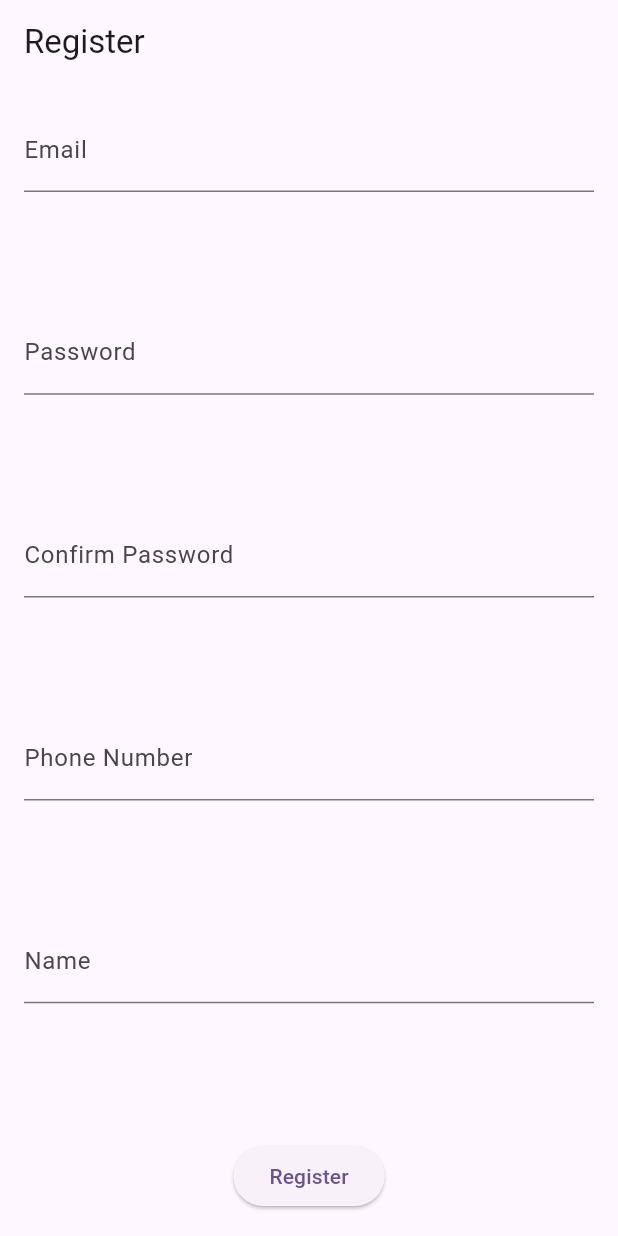
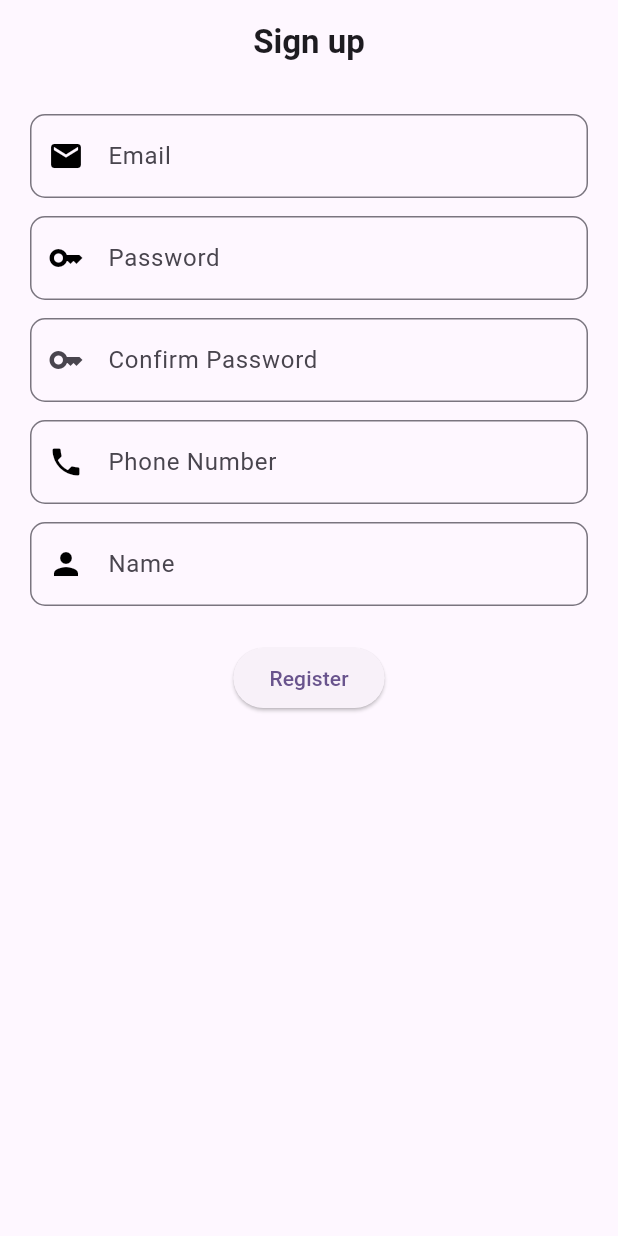
Before and after one commit to fernosa12/news_app2023, a Flutter app: the screen it shows after launch, after a tap on "SIGN UP", on a phone screen of 412 x 824 dp. Run offline on Flutter 3.47's test engine with Material 3 defaults, Android fonts, the phone set to English and light mode, and no system bars; our stand-ins replace bloc, carousel_slider, cloud_firestore, dartz, dio, firebase_auth and 6 more; accounts and stored records are empty; network calls fail.

Commit message:
edit register view and login view

```diff
--- a/lib/pagination/view/login_view.dart
+++ b/lib/pagination/view/login_view.dart
@@ -2,7 +2,6 @@ import 'package:flutter/material.dart';
 import 'package:flutter_bloc/flutter_bloc.dart';
 import 'package:go_router/go_router.dart';
 import 'package:news_app/bloc/login/login_cubit.dart';
-
 import 'package:sign_in_button/sign_in_button.dart';
 
 class LoginView extends StatelessWidget {
@@ -43,18 +42,17 @@ class LoginView extends StatelessWidget {
                     child: TextFormField(
                       controller: emailController,
                       maxLength: 20,
-                      decoration: const InputDecoration(
+                      decoration: InputDecoration(
                         labelText: 'Email',
-                        labelStyle: TextStyle(
+                        labelStyle: const TextStyle(
                           color: Colors.blueGrey,
                         ),
-                        suffixIcon: Icon(
+                        suffixIcon: const Icon(
                           Icons.email,
                         ),
-                        enabledBorder: UnderlineInputBorder(
-                          borderSide: BorderSide(
-                            color: Colors.blueGrey,
-                          ),
+                        border: OutlineInputBorder(
+                          borderSide: const BorderSide(color: Colors.blue),
+                          borderRadius: BorderRadius.circular(10),
                         ),
                         helperText: 'Enter your email address',
                       ),
@@ -66,18 +64,17 @@ class LoginView extends StatelessWidget {
                       controller: passwordController,
                       maxLength: 20,
                       obscureText: true,
-                      decoration: const InputDecoration(
+                      decoration: InputDecoration(
                         labelText: 'Password',
-                        labelStyle: TextStyle(
+                        labelStyle: const TextStyle(
                           color: Colors.blueGrey,
                         ),
-                        suffixIcon: Icon(
+                        suffixIcon: const Icon(
                           Icons.password,
                         ),
-                        enabledBorder: UnderlineInputBorder(
-                          borderSide: BorderSide(
-                            color: Colors.blueGrey,
-                          ),
+                        border: OutlineInputBorder(
+                          borderSide: const BorderSide(color: Colors.blue),
+                          borderRadius: BorderRadius.circular(10),
                         ),
                         helperText: 'Enter your password',
                       ),
--- a/lib/pagination/view/register_view.dart
+++ b/lib/pagination/view/register_view.dart
@@ -24,8 +24,14 @@ class _RegisterViewState extends State<RegisterView> {
   @override
   Widget build(BuildContext context) {
     return Scaffold(
-      appBar: AppBar(title: const Text('Register')),
-      body: BlocProvider(
+      appBar: AppBar(
+          centerTitle: true,
+          title: const Text(
+            'Sign up',
+            style: TextStyle(fontWeight: FontWeight.bold),
+          )),
+      body: SingleChildScrollView(
+        child: BlocProvider(
           create: (context) => SignUpCubit(),
           child: BlocConsumer<SignUpCubit, SignUpState>(
             listener: (context, state) {
@@ -42,45 +48,80 @@ class _RegisterViewState extends State<RegisterView> {
             },
             builder: (context, state) {
               return Padding(
-              padding: const EdgeInsets.all(16.0),
+                padding: const EdgeInsets.all(20),
                 child: Column(
                   children: [
-                  Expanded(
-                    child: TextField(
+                    TextField(
                       controller: emailController,
-                      decoration: const InputDecoration(labelText: 'Email'),
+                      decoration: InputDecoration(
+                          prefixIcon: const Icon(
+                            Icons.email,
+                            color: Colors.black,
+                          ),
+                          labelText: 'Email',
+                          border: OutlineInputBorder(
+                            borderSide: const BorderSide(color: Colors.blue),
+                            borderRadius: BorderRadius.circular(10),
+                          )),
+                    ),
+                    const SizedBox(height: 12),
+                    TextField(
+                      controller: passwordController,
+                      decoration: InputDecoration(
+                          prefixIcon: const Icon(
+                            Icons.key,
+                            color: Colors.black,
+                          ),
+                          labelText: 'Password',
+                          border: OutlineInputBorder(
+                            borderSide: const BorderSide(color: Colors.blue),
+                            borderRadius: BorderRadius.circular(10),
+                          )),
+                      obscureText: true,
+                    ),
+                    const SizedBox(height: 12),
+                    TextField(
+                      controller: rePasswordController,
+                      decoration: InputDecoration(
+                        prefixIcon: const Icon(
+                          Icons.key,
+                        ),
+                        labelText: 'Confirm Password',
+                        border: OutlineInputBorder(
+                          borderSide: const BorderSide(color: Colors.blue),
+                          borderRadius: BorderRadius.circular(10),
+                        ),
+                      ),
+                      obscureText: true,
+                    ),
+                    const SizedBox(height: 12),
+                    TextField(
+                      controller: phoneController,
+                      decoration: InputDecoration(
+                        prefixIcon: const Icon(
+                          Icons.phone,
+                          color: Colors.black,
+                        ),
+                        labelText: 'Phone Number',
+                        border: OutlineInputBorder(
+                          borderSide: const BorderSide(color: Colors.blue),
+                          borderRadius: BorderRadius.circular(10),
+                        ),
                       ),
                     ),
                     const SizedBox(height: 12),
-                  Expanded(
-                    child: TextField(
-                      controller: passwordController,
-                      decoration: const InputDecoration(labelText: 'Password'),
-                      obscureText: true,
+                    TextField(
+                      controller: nameController,
+                      decoration: InputDecoration(
+                        prefixIcon: const Icon(
+                          Icons.person,
+                          color: Colors.black,
                         ),
+                        labelText: 'Name',
+                        border: OutlineInputBorder(
+                          borderSide: const BorderSide(color: Colors.blue),
+                          borderRadius: BorderRadius.circular(10),
                         ),
-                  const SizedBox(height: 12),
-                  Expanded(
-                    child: TextField(
-                      controller: rePasswordController,
-                      decoration:
-                          const InputDecoration(labelText: 'Confirm Password'),
-                      obscureText: true,
-                    ),
-                  ),
-                  const SizedBox(height: 12),
-                  Expanded(
-                    child: TextField(
-                      controller: phoneController,
-                      decoration:
-                          const InputDecoration(labelText: 'Phone Number'),
-                    ),
-                  ),
-                  const SizedBox(height: 12),
-                  Expanded(
-                    child: TextField(
-                      controller: nameController,
-                      decoration: const InputDecoration(labelText: 'Name'),
                       ),
                     ),
                     const SizedBox(height: 24),
@@ -104,6 +145,7 @@ class _RegisterViewState extends State<RegisterView> {
             },
           ),
         ),
+      ),
     );
   }
 }
```
Lines whose indentation alone changed are shown as unchanged.
